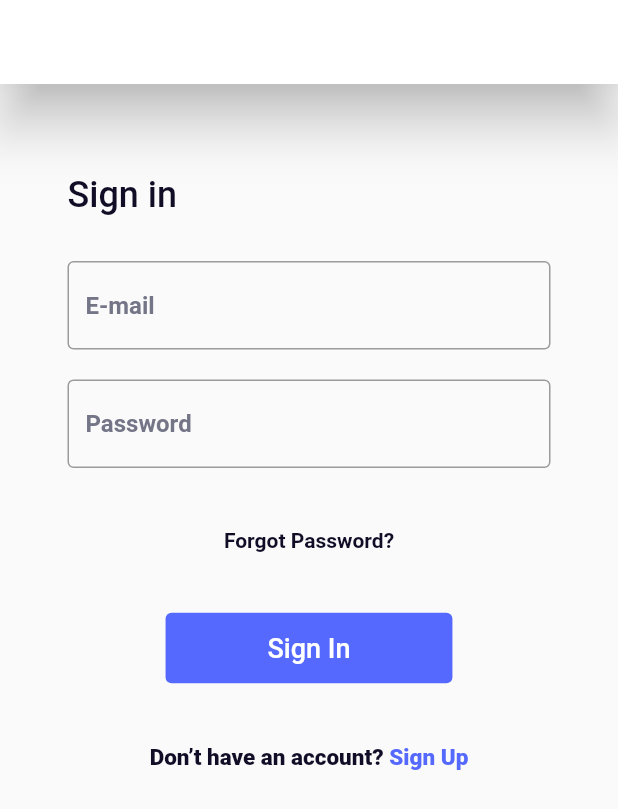
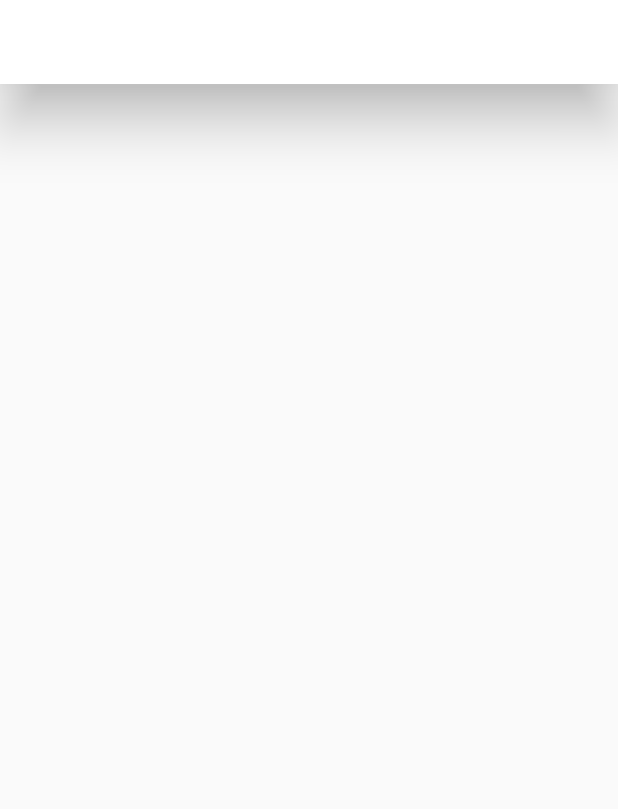
Before and after one commit to TharisikaSivaraja/busnew, a Flutter app: the screen it shows after launch, after a tap on "Sign In", on a phone screen of 412 x 824 dp. Shown: the top 809 px of the screen. Run offline on Flutter 3.47's test engine with Material 2 defaults, Android fonts, the phone set to English and light mode, and no system bars.

Commit message:
Created bus search

```diff
--- a/lib/module/auth/screen/sign_in.dart
+++ b/lib/module/auth/screen/sign_in.dart
@@ -1,4 +1,6 @@
 import 'package:flutter/material.dart';
+
+import '../../booking/screen/bus_search.dart';
 
 class SignIn extends StatefulWidget {
   const SignIn({Key? key}) : super(key: key);
@@ -66,7 +68,9 @@ class _SignInState extends State<SignIn> {
             ),
             Center(
               child: TextButton(
-                onPressed: () => {},
+                onPressed: () => {
+                  Navigator.push(context, BusSearch.route())
+                },
                 child: Padding(
                   padding: const EdgeInsets.symmetric(vertical: 5,horizontal: 60),
                   child: Text("Sign In",style: TextStyle(color: Colors.white,fontSize: 18),),
--- a/lib/module/auth/screen/sign_up.dart
+++ b/lib/module/auth/screen/sign_up.dart
@@ -1,4 +1,6 @@
 import 'package:flutter/material.dart';
+
+import '../../booking/screen/bus_search.dart';
 
 class SignUP extends StatefulWidget {
   const SignUP({Key? key}) : super(key: key);
@@ -65,7 +67,9 @@ class _SignUPState extends State<SignUP> {
             ),
             Center(
               child: TextButton(
-                onPressed: () => {},
+                onPressed: () => {
+                Navigator.push(context, BusSearch.route())
+                },
                 child: Padding(
                   padding:
                       const EdgeInsets.symmetric(vertical: 5, horizontal: 60),
--- /dev/null
+++ b/lib/module/booking/screen/bus_search.dart
@@ -0,0 +1,25 @@
+
+import 'package:flutter/material.dart';
+
+class BusSearch extends StatefulWidget {
+  const BusSearch({Key? key}) : super(key: key);
+
+  static route() => MaterialPageRoute(builder: (context) => BusSearch());
+
+  @override
+  State<BusSearch> createState() => _BusSearchState();
+}
+
+class _BusSearchState extends State<BusSearch> {
+  @override
+  Widget build(BuildContext context) {
+    return  Scaffold(
+        appBar: AppBar(
+        title: Text('hello'),
+    centerTitle: true,
+    elevation: 15.0,
+    backgroundColor: Colors.white,
+    ),
+    body: Column());
+  }
+}
```
